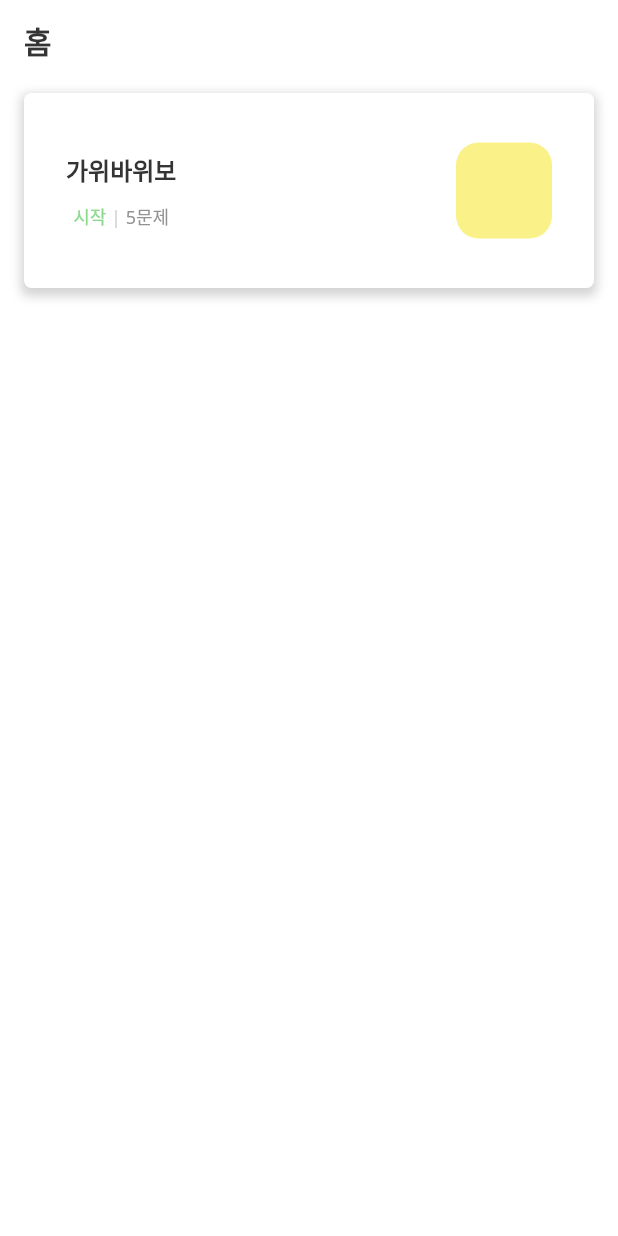
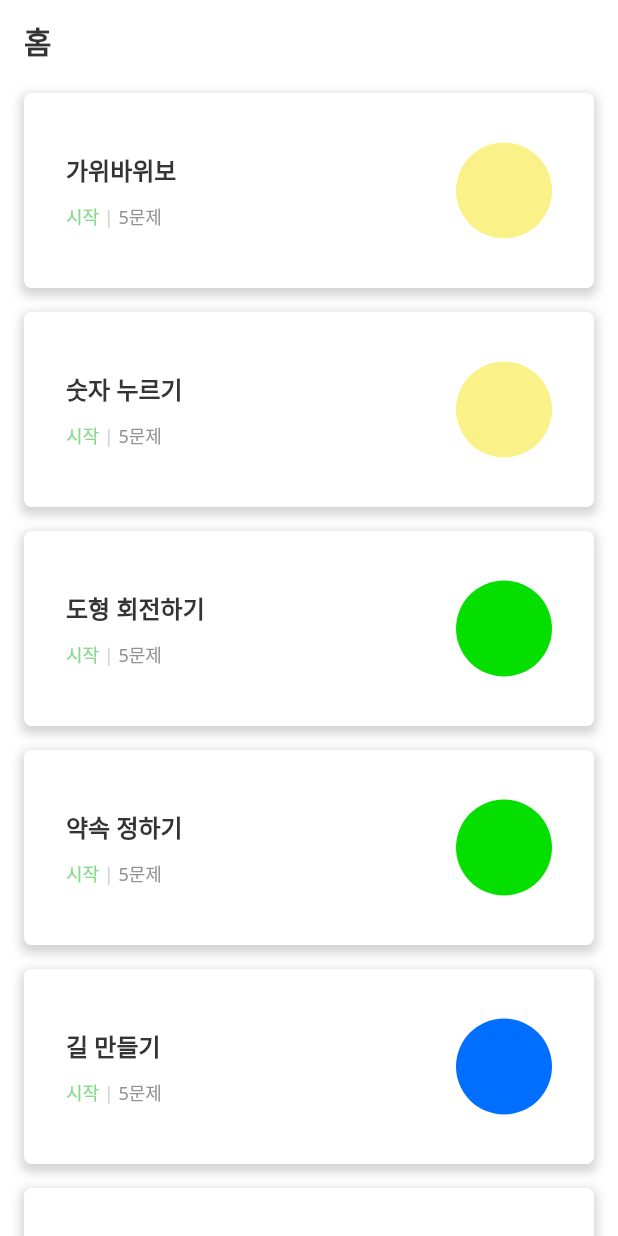
Before and after one commit to kimjjunho/DeveloperCompetencyTest, a Flutter app: the HomeScreen screen opened directly, on a phone screen of 412 x 824 dp. Run offline on Flutter 3.47's test engine with Material 2 defaults, Android fonts, the phone set to English and light mode, and no system bars.

Commit message:
게임 아이템 추가

```diff
--- a/app/lib/feature/home/HomeScreen.dart
+++ b/app/lib/feature/home/HomeScreen.dart
@@ -29,6 +29,13 @@ class HomeScreen extends StatefulWidget {
 class HomeState extends State<HomeScreen> {
   List<Game> gameList = const [
     Game(title: "가위바위보", gameCount: 5, color: yellow, nav: LoginScreen()),
+    Game(title: "숫자 누르기", gameCount: 5, color: yellow, nav: LoginScreen()),
+    Game(title: "도형 회전하기", gameCount: 5, color: green500, nav: LoginScreen()),
+    Game(title: "약속 정하기", gameCount: 5, color: green500, nav: LoginScreen()),
+    Game(title: "길 만들기", gameCount: 5, color: blue400, nav: LoginScreen()),
+    Game(title: "도형 순서 기억하기", gameCount: 5, color: blue400, nav: LoginScreen()),
+    Game(title: "고양이 술래잡기", gameCount: 5, color: red, nav: LoginScreen()),
+    Game(title: "마법약 만들기", gameCount: 5, color: red, nav: LoginScreen()),
   ];
 
   @override build(BuildContext context) {
@@ -88,6 +95,7 @@ class GameItem extends StatelessWidget {
           SizedBox(width: 28),
           Column(
             mainAxisAlignment: MainAxisAlignment.center,
+            crossAxisAlignment: CrossAxisAlignment.start,
             children: [
               Body3(text: game.title),
               SizedBox(height: 10,),
@@ -113,7 +121,7 @@ class GameItem extends StatelessWidget {
                 Container(
                   decoration: BoxDecoration(
                     color: game.color,
-                    borderRadius: BorderRadius.circular(15),
+                    borderRadius: BorderRadius.circular(50),
                   ),
                   width: 64,
                   height: 64,
```
